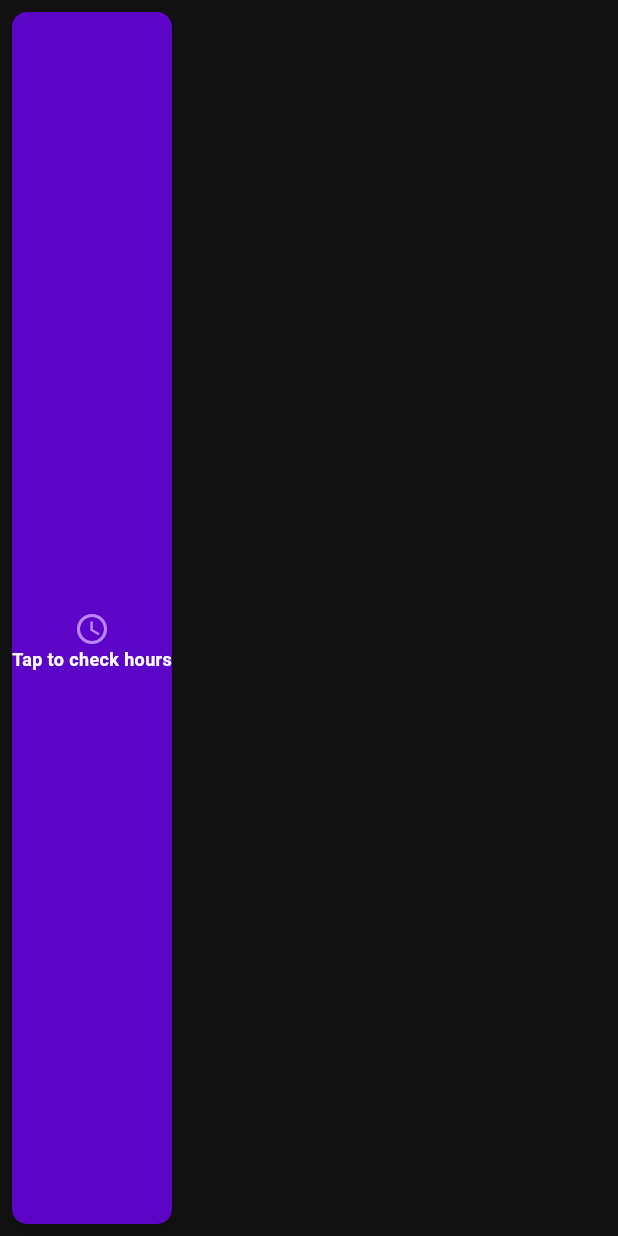
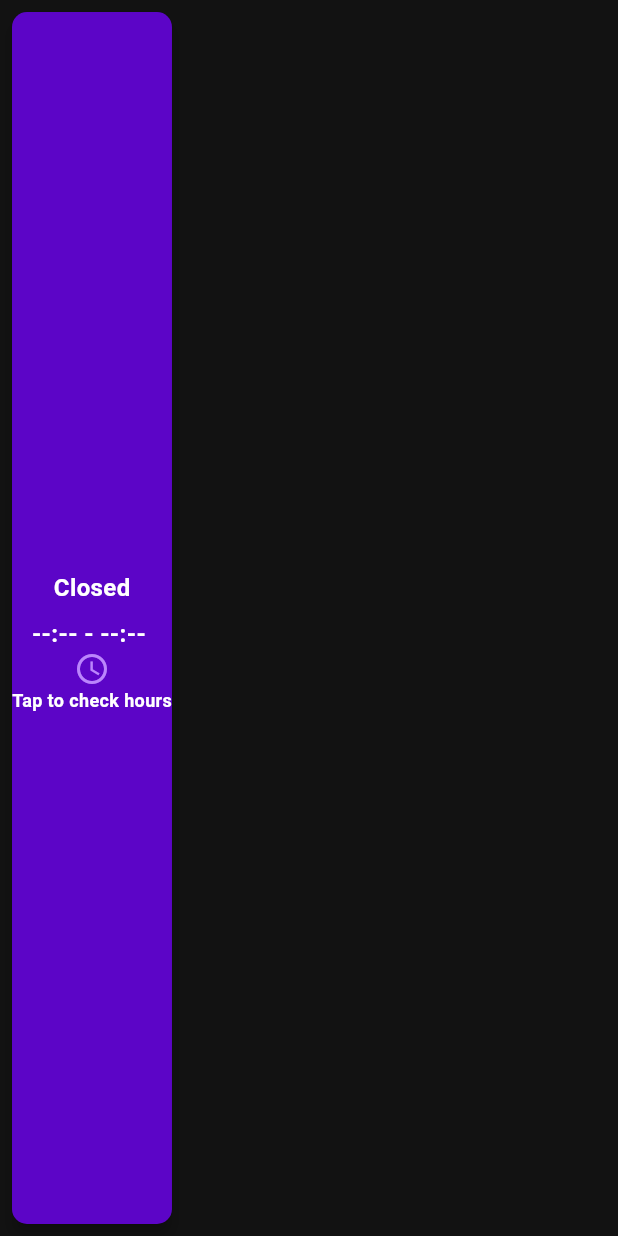
Before and after one commit to Jes-us/foortresstestapp, a Flutter app: the CustomCard widget shown alone on an empty page, opened directly with empty values, on a phone screen of 412 x 824 dp. Run offline on Flutter 3.47's test engine with Material 3 defaults, Android fonts, the phone set to English and light mode, and no system bars; our stand-ins replace bloc, dartz, equatable, flutter_bloc, get_it; network calls fail.

Commit message:
Adding open/close label funcitonality, I created 2 functions at business bloc, getTodayDay to get the day name and isOpen to validate the day and schedule. I modified my bussiness_states adding the current day as a property and UI modifications

```diff
--- /dev/null
+++ b/lib/features/business_hours/data/constantes.dart
@@ -0,0 +1 @@
+const String bussinesUrl = 'https://business-hours-api.onrender.com/businesses';
--- a/lib/features/business_hours/view/business_bloc/business_states.dart
+++ b/lib/features/business_hours/view/business_bloc/business_states.dart
@@ -1,6 +1,8 @@
 import 'package:fortresstestapp/features/business_hours/domain/entities/business.dart';
 
-abstract class BusinessState {}
+abstract class BusinessState {
+  int toDay = DateTime.now().weekday;
+}
 
 class BusinessInitial extends BusinessState {}
 // Estado inicial
--- a/lib/features/business_hours/view/business_bloc/bussines_bloc.dart
+++ b/lib/features/business_hours/view/business_bloc/bussines_bloc.dart
@@ -1,3 +1,4 @@
+import 'package:intl/intl.dart';
 import 'package:bloc/bloc.dart';
 import 'package:fortresstestapp/features/business_hours/domain/use_cases/get_bussiness.dart';
 import 'package:fortresstestapp/features/business_hours/view/business_bloc/business_events.dart';
@@ -16,4 +17,43 @@ class BusinessBloc extends Bloc<BusinessEvent, BusinessState> {
       );
     });
   }
+
+  static String getTodayDay(int day) {
+    String today = day == 1
+        ? 'Monday'
+        : day == 2
+            ? 'Tuesday'
+            : day == 3
+                ? 'Wednesday'
+                : day == 4
+                    ? 'Thursday'
+                    : day == 5
+                        ? 'Friday'
+                        : day == 6
+                            ? 'Saturday'
+                            : day == 7
+                                ? 'Sunday'
+                                : 'Not valid day';
+    return today;
+  }
+
+  static bool isOpen(String open, String close) {
+    if (open == 'NoSchedule' || close == 'NoSchedule') {
+      return false;
+    } else {
+      DateTime now = DateTime.now();
+      DateFormat format = DateFormat("h:mm a");
+
+      String nowFormatted = DateFormat("h:mm a").format(now);
+      DateTime openTime = format.parse(open);
+      DateTime closeTime = format.parse(close);
+      DateTime nowTime = format.parse(nowFormatted);
+
+      if (nowTime.isAfter(openTime) && nowTime.isBefore(closeTime)) {
+        return true;
+      } else {
+        return false;
+      }
+    }
+  }
 }
--- a/lib/features/business_hours/view/screens/widgets/custom_card.dart
+++ b/lib/features/business_hours/view/screens/widgets/custom_card.dart
@@ -1,18 +1,39 @@
 import 'package:flutter/material.dart';
 import 'package:fortresstestapp/features/business_hours/domain/entities/business.dart';
+import 'package:fortresstestapp/features/business_hours/view/business_bloc/bussines_bloc.dart';
 
-class CustomCard extends StatelessWidget {
-  const CustomCard({
+class CustomCard extends StatefulWidget {
+  CustomCard({
     super.key,
     required this.business,
     required this.index,
+    required this.toDay,
   });
 
   final Business business;
   final int index;
+  final String toDay;
+
+  @override
+  State<CustomCard> createState() => _CustomCardState();
+}
+
+class _CustomCardState extends State<CustomCard> {
+  late String isOpen;
 
   @override
   Widget build(BuildContext context) {
+    if (BusinessBloc.isOpen(
+      widget.business.hours[widget.toDay]?.first.open.toString() ??
+          'NoSchedule',
+      widget.business.hours[widget.toDay]?.first.close.toString() ??
+          'NoSchedule',
+    )) {
+      isOpen = 'Open';
+    } else {
+      isOpen = 'Closed';
+    }
+
     return Card(
       elevation: 4,
       margin: const EdgeInsets.all(8),
@@ -20,14 +41,20 @@ class CustomCard extends StatelessWidget {
         borderRadius: BorderRadius.circular(10),
       ),
       color: HSLColor.fromColor(Theme.of(context).colorScheme.secondary)
-          .withLightness(0.4 + (index % 3) * 0.1)
+          .withLightness(0.4 + (widget.index % 3) * 0.1)
           .toColor(),
       child: Column(
         mainAxisAlignment: MainAxisAlignment.center,
         children: [
-          Text(business.name,
+          Text(widget.business.name,
               style: TextStyle(fontSize: 16, fontWeight: FontWeight.bold)),
           const SizedBox(height: 8),
+          Text(isOpen,
+              style: TextStyle(fontSize: 16, fontWeight: FontWeight.bold)),
+          const SizedBox(height: 8),
+          Text(
+              '${widget.business.hours[widget.toDay]?.first.open ?? '--:--'} - ${widget.business.hours[widget.toDay]?.first.close ?? '--:--'} ',
+              style: TextStyle(fontSize: 16, fontWeight: FontWeight.bold)),
           Icon(
             Icons.access_time,
             color: Theme.of(context).colorScheme.secondary,
--- a/pubspec.yaml
+++ b/pubspec.yaml
@@ -40,6 +40,7 @@ dependencies:
   get_it: ^8.0.3
   bloc: ^9.0.0
   flutter_bloc: ^9.0.0
+  intl: ^0.20.2
 
 dev_dependencies:
   flutter_test:
```
Also changed, not shown: lib/features/business_hours/view/screens/bussines_screen.dart (+8 -1 lines), pubspec.lock, 2 other files.
